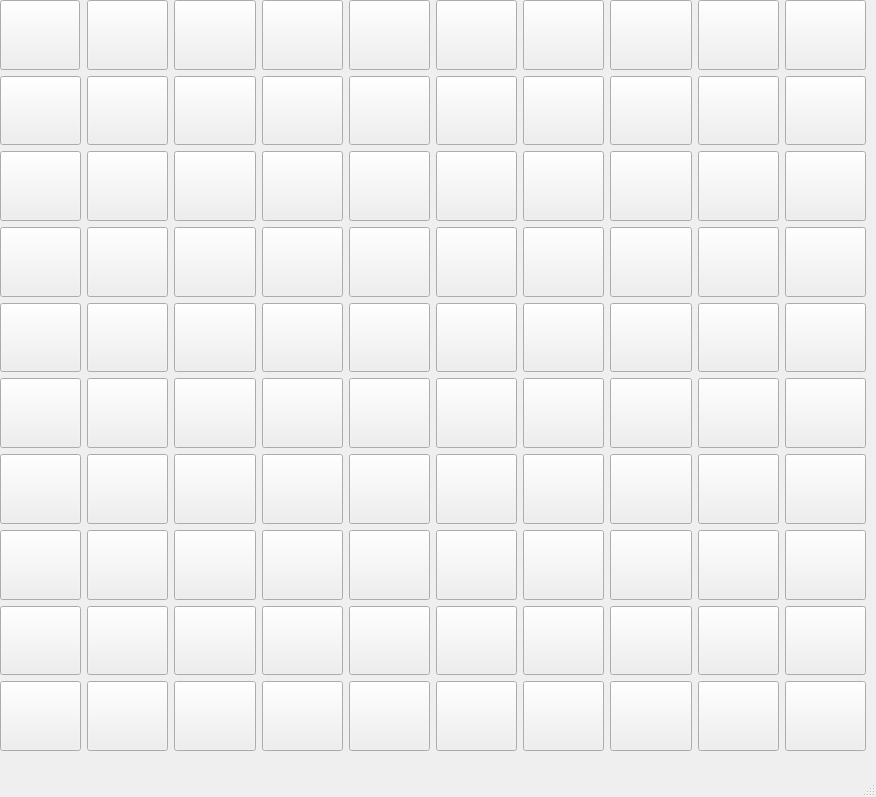
This is mainwindow.ui in random-integer/qminesweeper as Qt 5 draws it before an edit. The edited form follows.
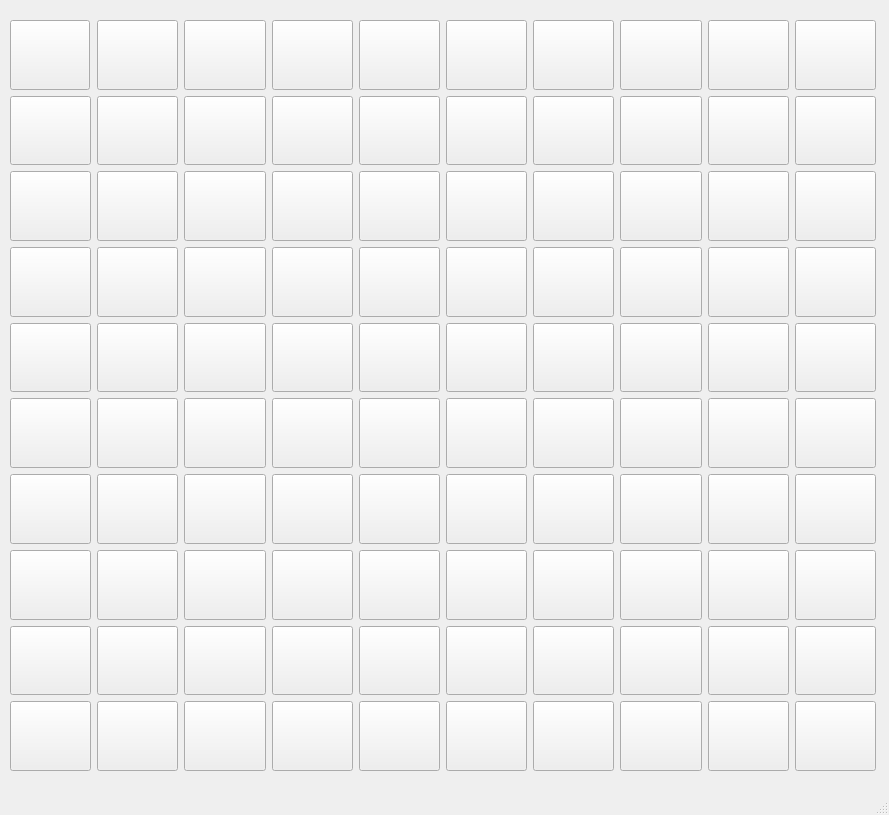
This is the edited form.

Commit message: renamed the 100 buttons to tile*n*, where n is the index

Diff of the .ui file:
```diff
--- a/mainwindow.ui
+++ b/mainwindow.ui
@@ -6,8 +6,8 @@
    <rect>
     <x>0</x>
     <y>0</y>
-    <width>876</width>
-    <height>797</height>
+    <width>889</width>
+    <height>815</height>
    </rect>
   </property>
   <property name="windowTitle">
@@ -17,8 +17,8 @@
    <widget class="QWidget" name="gridLayoutWidget">
     <property name="geometry">
      <rect>
-      <x>0</x>
-      <y>0</y>
+      <x>10</x>
+      <y>20</y>
       <width>866</width>
       <height>751</height>
      </rect>
```
Left out of the diff: 202 changed lines with no effect on the pictures.
